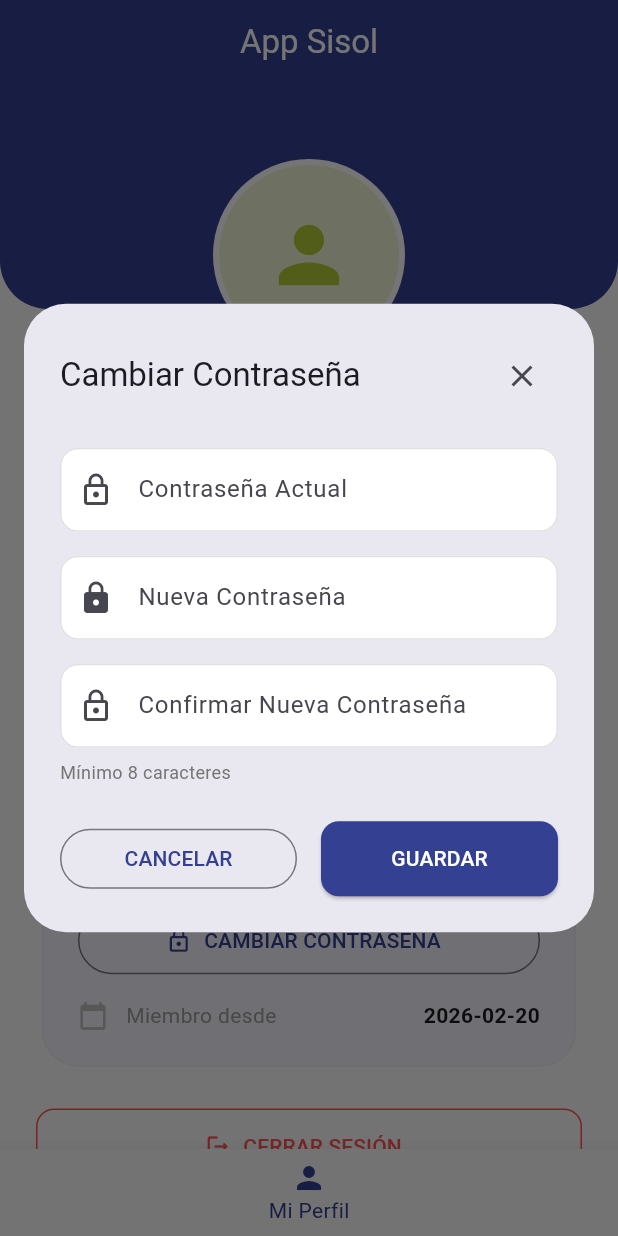
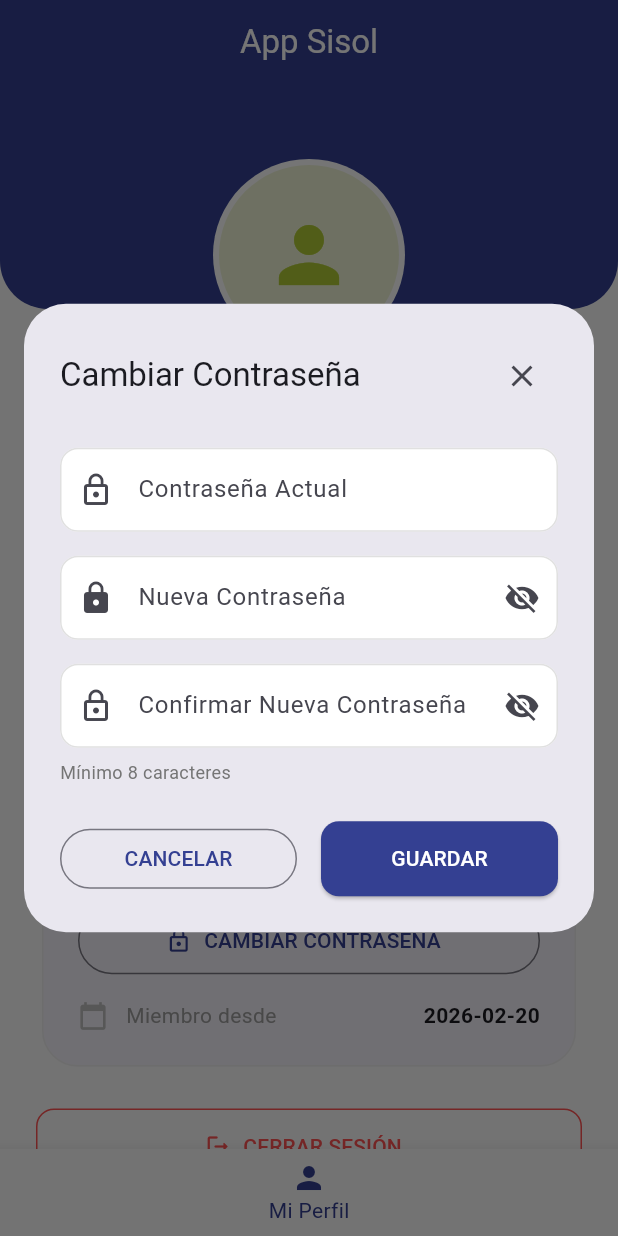
Before and after one commit to svangele/appsi, a Flutter app: the screen it shows once a user with an empty profile is signed in, after a tap on "CAMBIAR CONTRASEÑA", on a phone screen of 412 x 824 dp. Run offline on Flutter 3.47's test engine with Material 3 defaults, Android fonts, the phone set to English and light mode, and no system bars; our stand-ins replace supabase_flutter; accounts and stored records are empty.

Commit message:
cambio 4

```diff
--- a/lib/user_dashboard.dart
+++ b/lib/user_dashboard.dart
@@ -166,6 +166,8 @@ class _UserDashboardState extends State<UserDashboard> {
     final newPasswordController = TextEditingController();
     final confirmPasswordController = TextEditingController();
     bool isLoading = false;
+    bool obscureNewPassword = true;
+    bool obscureConfirmPassword = true;
 
     showDialog(
       context: context,
@@ -205,20 +207,28 @@ class _UserDashboardState extends State<UserDashboard> {
                 const SizedBox(height: 16),
                 TextField(
                   controller: newPasswordController,
-                  decoration: const InputDecoration(
+                  decoration: InputDecoration(
                     labelText: 'Nueva Contraseña',
-                    prefixIcon: Icon(Icons.lock),
+                    prefixIcon: const Icon(Icons.lock),
+                    suffixIcon: IconButton(
+                      icon: Icon(obscureNewPassword ? Icons.visibility_off : Icons.visibility),
+                      onPressed: () => setDialogState(() => obscureNewPassword = !obscureNewPassword),
+                    ),
                   ),
-                  obscureText: true,
+                  obscureText: obscureNewPassword,
                 ),
                 const SizedBox(height: 16),
                 TextField(
                   controller: confirmPasswordController,
-                  decoration: const InputDecoration(
+                  decoration: InputDecoration(
                     labelText: 'Confirmar Nueva Contraseña',
-                    prefixIcon: Icon(Icons.lock_outline),
+                    prefixIcon: const Icon(Icons.lock_outline),
+                    suffixIcon: IconButton(
+                      icon: Icon(obscureConfirmPassword ? Icons.visibility_off : Icons.visibility),
+                      onPressed: () => setDialogState(() => obscureConfirmPassword = !obscureConfirmPassword),
+                    ),
                   ),
-                  obscureText: true,
+                  obscureText: obscureConfirmPassword,
                 ),
                 const SizedBox(height: 8),
                 Text(
@@ -281,13 +291,8 @@ class _UserDashboardState extends State<UserDashboard> {
                                   );
 
                                   if (mounted) {
+                                    await Supabase.instance.client.auth.signOut();
                                     Navigator.of(context).pop();
-                                    await Supabase.instance.client.auth.signOut();
-                                    WidgetsBinding.instance.addPostFrameCallback((_) {
-                                      if (mounted) {
-                                        Navigator.of(context).popUntil((route) => route.isFirst);
-                                      }
-                                    });
                                   }
                                 } catch (e) {
                                   if (mounted) {
```
